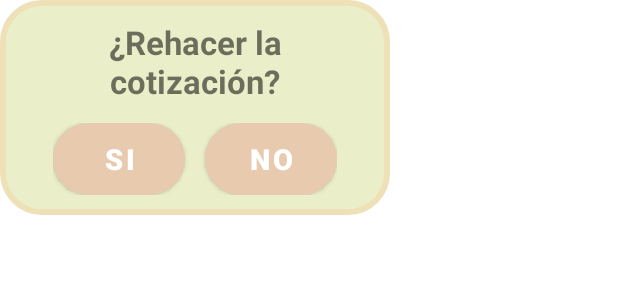
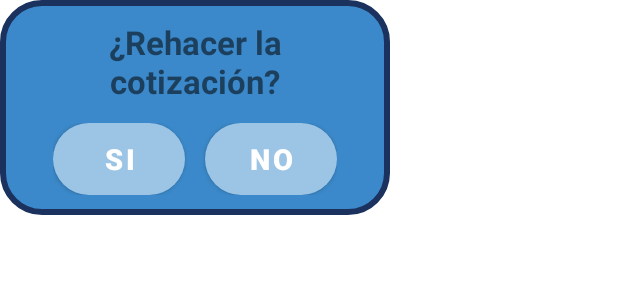
Before and after one commit to JsMendoza13/quote-builder, an Android app: the layout confirm_popup.xml on its own in the app's theme, with its tools: preview values and no code run, on a phone screen of 412 x 824 dp. Shown: the top 300 px of the screen. Run offline under Robolectric (Android 15) with nearby library versions, the light colour scheme and no system bars.

Commit message:
redesign confirm popup

```diff
--- a/app/src/main/res/drawable/background_confirm.xml
+++ b/app/src/main/res/drawable/background_confirm.xml
@@ -1,6 +1,7 @@
 <?xml version="1.0" encoding="utf-8"?>
 <shape xmlns:android="http://schemas.android.com/apk/res/android">
     <corners android:radius="@dimen/_20sdp"/>
-    <solid android:color="#ebefc9"/>
-    <stroke android:color="#eee0b7" android:width="@dimen/_3sdp"/>
+    <solid android:color="#3b89ca"/>
+    <stroke android:color="#1b315e"
+        android:width="@dimen/_3sdp"/>
 </shape>
--- a/app/src/main/res/values/styles.xml
+++ b/app/src/main/res/values/styles.xml
@@ -10,7 +10,7 @@
     </style>
     <style name="button_style2">
         <item name="background">@drawable/background_button</item>
-        <item name="backgroundTint">#e8caaf</item>
+        <item name="backgroundTint">#9cc4e4</item>
         <item name="android:textSize">@dimen/_15ssp</item>
         <item name="android:textColor">@color/white</item>
         <item name="android:textStyle">bold</item>
```
